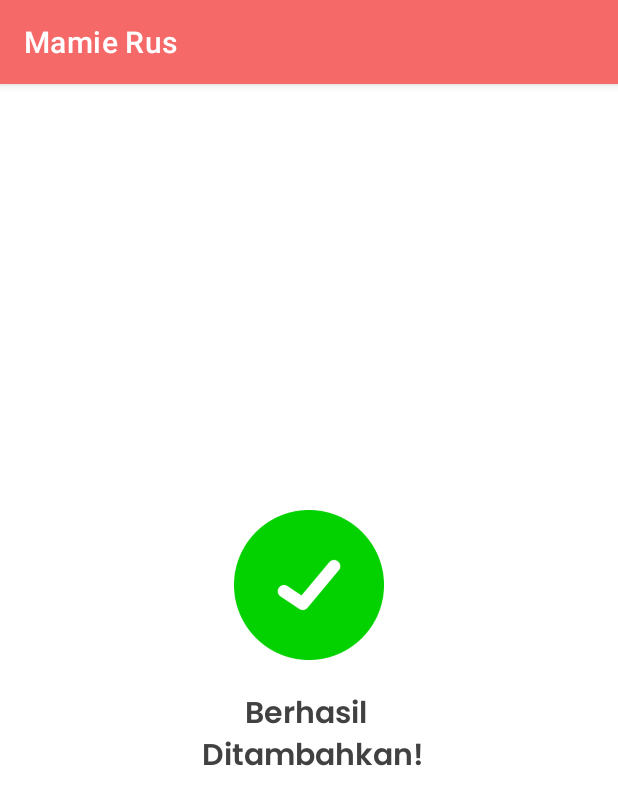
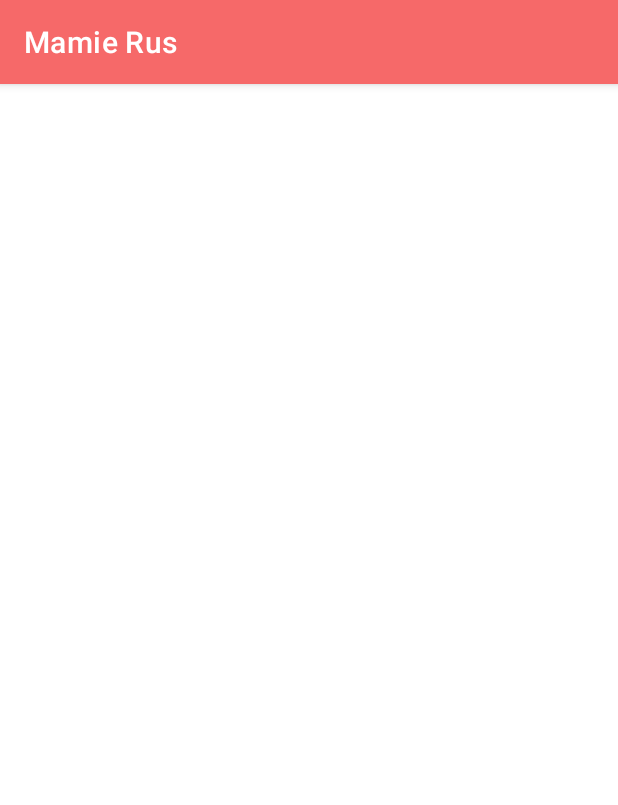
Before and after one commit to Ariefyusufwinata/D3RPLA-PT2_Mamie_Rus, an Android app: the SuccesAddNotificationActivity screen opened directly, with no data from a screen before it, on a phone screen of 412 x 824 dp. Shown: the top 805 px of the screen. Run offline under Robolectric (Android 15) with nearby library versions, the phone set to English and light mode, and no system bars; 2 statements that could not run were skipped.

Commit message:
public layouting

```diff
--- a/app/src/main/res/layout/activity_notification_succes_add.xml
+++ /dev/null
@@ -1,35 +0,0 @@
-<?xml version="1.0" encoding="utf-8"?>
-<androidx.constraintlayout.widget.ConstraintLayout xmlns:android="http://schemas.android.com/apk/res/android"
-    xmlns:app="http://schemas.android.com/apk/res-auto"
-    xmlns:tools="http://schemas.android.com/tools"
-    android:layout_width="match_parent"
-    android:layout_height="match_parent"
-    tools:context=".presenter.util.notify.SuccesAddNotificationActivity">
-
-    <ImageView
-        android:id="@+id/imgCheck"
-        android:layout_width="100dp"
-        android:layout_height="100dp"
-        android:layout_marginBottom="100dp"
-        android:src="@drawable/icon_checklist"
-        app:layout_constraintBottom_toBottomOf="parent"
-        app:layout_constraintEnd_toEndOf="parent"
-        app:layout_constraintStart_toStartOf="parent"
-        app:layout_constraintTop_toTopOf="parent"
-        android:contentDescription="@string/imageview" />
-
-    <TextView
-        android:id="@+id/tvMessage"
-        android:layout_width="wrap_content"
-        android:layout_height="wrap_content"
-        android:layout_marginTop="20dp"
-        android:fontFamily="@font/poppins_semibold"
-        android:gravity="center"
-        android:text="@string/berhasil_menambahkan"
-        android:textColor="@color/black"
-        android:textSize="20sp"
-        app:layout_constraintEnd_toEndOf="parent"
-        app:layout_constraintStart_toStartOf="parent"
-        app:layout_constraintTop_toBottomOf="@+id/imgCheck" />
-
-</androidx.constraintlayout.widget.ConstraintLayout>
```
Also changed, not shown: app/src/main/java/d3ifcool/bisapetcah/mamierus/presenter/ui/costumer/AboutAppActivityK.kt (added, +47 -0 lines), app/src/main/java/d3ifcool/bisapetcah/mamierus/presenter/ui/general/AboutAppActivity.kt (renamed from app/src/main/java/d3ifcool/bisapetcah/mamierus/presenter/ui/publik/AboutAppActivity.kt, +4 -10 lines), app/src/main/java/d3ifcool/bisapetcah/mamierus/presenter/ui/konsumen/AboutAppActivityK.kt (deleted, +0 -16 lines), app/src/main/java/d3ifcool/bisapetcah/mamierus/presenter/ui/pemilik/AboutAppActivityP.kt (deleted, +0 -16 lines).
